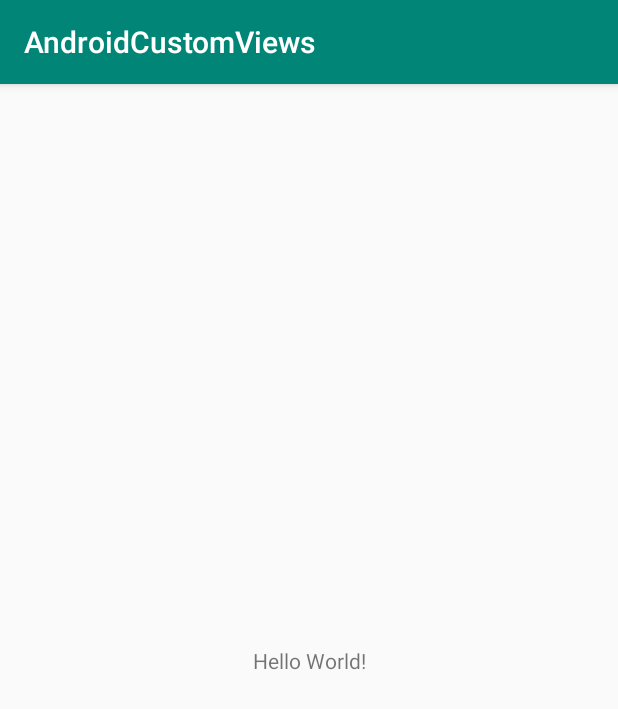
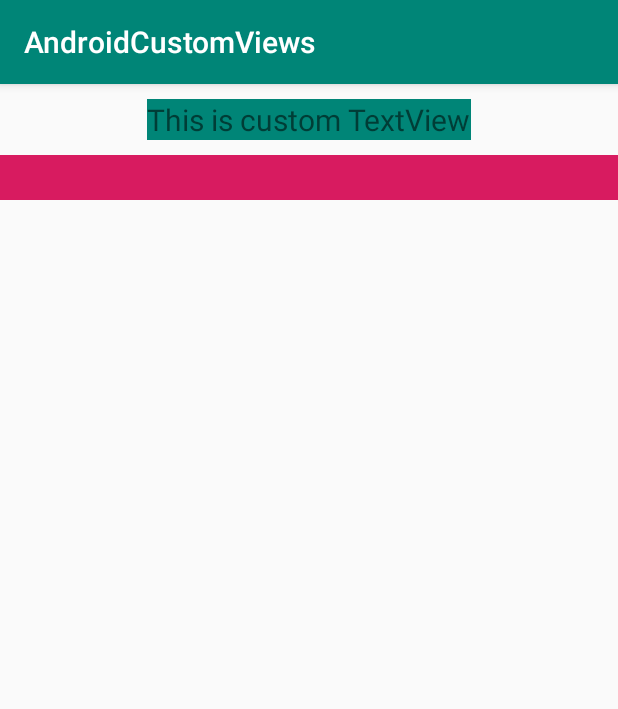
Before and after one commit to WaveTechStudio/AndroidCustomViews, an Android app: the screen it shows after launch (MainActivity), on a phone screen of 412 x 824 dp. Shown: the top 709 px of the screen. Run offline under Robolectric (Android 15) with nearby library versions, the phone set to English and light mode, and no system bars.

Commit message:
Custom TextView/View implemented done.

```diff
--- /dev/null
+++ b/app/src/main/java/wavetechstudio/androidCustomViews/MyCustomTextView.java
@@ -0,0 +1,27 @@
+package wavetechstudio.androidCustomViews;
+
+import android.content.Context;
+import android.graphics.Canvas;
+import android.graphics.Paint;
+import android.support.v7.widget.AppCompatTextView;
+import android.util.AttributeSet;
+
+public class MyCustomTextView extends AppCompatTextView {
+
+    private Paint paint;
+
+    public MyCustomTextView(Context context, AttributeSet attributeSet) {
+        super(context, attributeSet);
+
+        paint = new Paint();
+        paint.setColor(getResources().getColor(R.color.colorPrimary));
+        paint.setStyle(Paint.Style.FILL);
+        paint.setStrikeThruText(true);
+    }
+
+    @Override
+    protected void onDraw(Canvas canvas) {
+        canvas.drawRect(0, 0, getWidth(), getHeight(), paint);
+        super.onDraw(canvas);
+    }
+}
--- /dev/null
+++ b/app/src/main/java/wavetechstudio/androidCustomViews/MyCustomView.java
@@ -0,0 +1,27 @@
+package wavetechstudio.androidCustomViews;
+
+import android.content.Context;
+import android.graphics.Canvas;
+import android.graphics.Paint;
+import android.util.AttributeSet;
+import android.view.View;
+
+public class MyCustomView extends View {
+
+    private Paint paint;
+
+    public MyCustomView(Context context, AttributeSet attributeSet) {
+        super(context, attributeSet);
+
+        paint = new Paint();
+        paint.setColor(getResources().getColor(R.color.colorAccent));
+        paint.setStyle(Paint.Style.FILL);
+        paint.setStrikeThruText(true);
+    }
+
+    @Override
+    protected void onDraw(Canvas canvas) {
+        canvas.drawRect(0, 0, getWidth(), getHeight(), paint);
+        super.onDraw(canvas);
+    }
+}
--- a/app/src/main/res/layout/activity_main.xml
+++ b/app/src/main/res/layout/activity_main.xml
@@ -1,18 +1,23 @@
 <?xml version="1.0" encoding="utf-8"?>
-<android.support.constraint.ConstraintLayout xmlns:android="http://schemas.android.com/apk/res/android"
-    xmlns:app="http://schemas.android.com/apk/res-auto"
+<LinearLayout xmlns:android="http://schemas.android.com/apk/res/android"
     xmlns:tools="http://schemas.android.com/tools"
     android:layout_width="match_parent"
     android:layout_height="match_parent"
+    android:gravity="center_horizontal"
+    android:orientation="vertical"
     tools:context=".MainActivity">
 
-    <TextView
+    <wavetechstudio.androidCustomViews.MyCustomTextView
         android:layout_width="wrap_content"
         android:layout_height="wrap_content"
-        android:text="Hello World!"
-        app:layout_constraintBottom_toBottomOf="parent"
-        app:layout_constraintLeft_toLeftOf="parent"
-        app:layout_constraintRight_toRightOf="parent"
-        app:layout_constraintTop_toTopOf="parent" />
+        android:layout_marginTop="10dp"
+        android:text="@string/this_is_custom_textview"
+        android:textSize="20sp" />
 
-</android.support.constraint.ConstraintLayout>
+    <wavetechstudio.androidCustomViews.MyCustomView
+        android:layout_width="wrap_content"
+        android:layout_height="30dp"
+        android:layout_marginTop="10dp"
+        android:text="@string/my_custom_view" />
+
+</LinearLayout>
--- a/app/src/main/res/values/strings.xml
+++ b/app/src/main/res/values/strings.xml
@@ -1,3 +1,5 @@
 <resources>
     <string name="app_name">AndroidCustomViews</string>
+    <string name="this_is_custom_textview">This is custom TextView</string>
+    <string name="my_custom_view">My Custom View</string>
 </resources>
```
